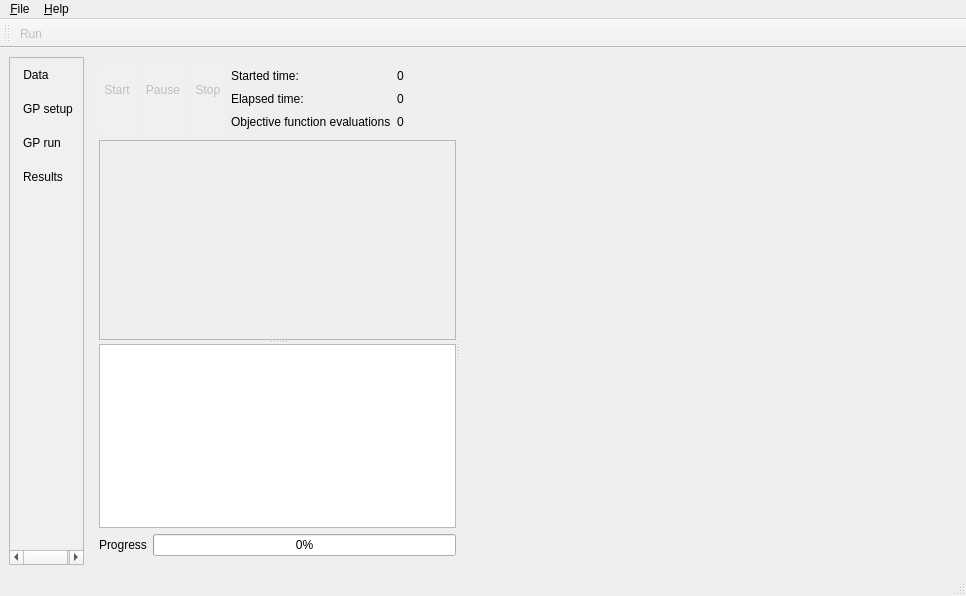
The window that mainwindow.ui (emigdioz/TreeGP) describes before a commit, drawn with Qt 5.
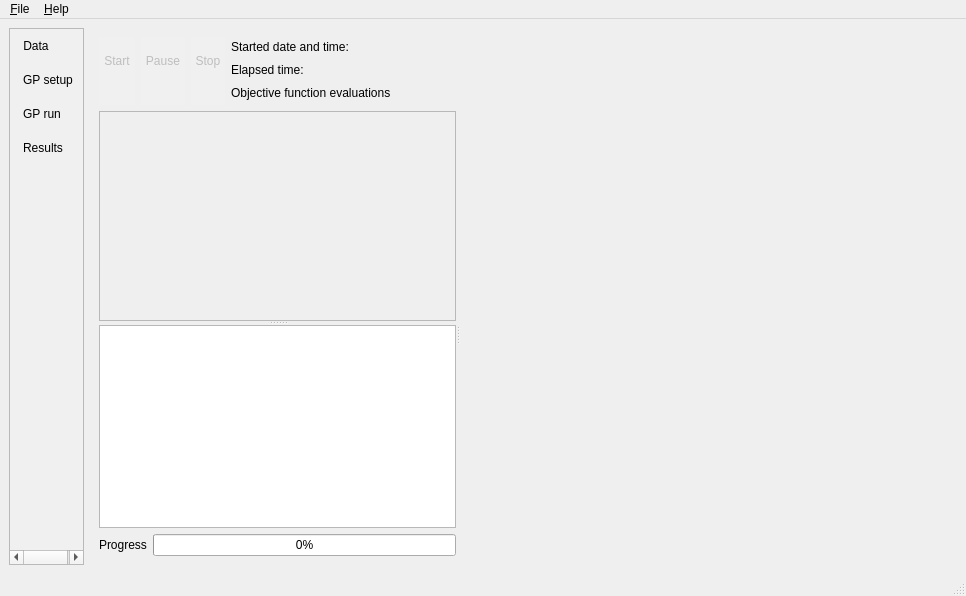
The same window after the commit. Icons and pictures are not drawn. Custom widgets are drawn as their Qt base class.

Diff of the .ui file:
```diff
--- a/mainwindow.ui
+++ b/mainwindow.ui
@@ -780,6 +780,27 @@
                   </property>
                  </widget>
                 </item>
+                <item row="1" column="2">
+                 <widget class="QLabel" name="labelElapsedTime">
+                  <property name="text">
+                   <string/>
+                  </property>
+                 </widget>
+                </item>
+                <item row="0" column="2">
+                 <widget class="QLabel" name="labelStartedTime">
+                  <property name="text">
+                   <string/>
+                  </property>
+                 </widget>
+                </item>
+                <item row="2" column="2">
+                 <widget class="QLabel" name="labelEvalFunc">
+                  <property name="text">
+                   <string/>
+                  </property>
+                 </widget>
+                </item>
                 <item row="1" column="0">
                  <widget class="QLabel" name="label_22">
                   <property name="sizePolicy">
@@ -802,28 +823,14 @@
                    </sizepolicy>
                   </property>
                   <property name="text">
-                   <string>Started time:</string>
+                   <string>Started date and time:</string>
                   </property>
                  </widget>
                 </item>
                 <item row="0" column="1">
                  <widget class="QLabel" name="label_24">
                   <property name="text">
-                   <string>0</string>
-                  </property>
-                 </widget>
-                </item>
-                <item row="1" column="1">
-                 <widget class="QLabel" name="label_25">
-                  <property name="text">
-                   <string>0</string>
-                  </property>
-                 </widget>
-                </item>
-                <item row="2" column="1">
-                 <widget class="QLabel" name="label_26">
-                  <property name="text">
-                   <string>0</string>
+                   <string/>
                   </property>
                  </widget>
                 </item>
@@ -997,18 +1004,6 @@
    <addaction name="menu_Help"/>
   </widget>
   <widget class="QStatusBar" name="statusbar"/>
-  <widget class="QToolBar" name="toolBar">
-   <property name="windowTitle">
-    <string>toolBar</string>
-   </property>
-   <attribute name="toolBarArea">
-    <enum>TopToolBarArea</enum>
-   </attribute>
-   <attribute name="toolBarBreak">
-    <bool>false</bool>
-   </attribute>
-   <addaction name="actionRun"/>
-  </widget>
   <action name="actionE_xit">
    <property name="text">
     <string>E&amp;xit</string>
```
Left out of the diff: 11 changed lines with no effect on the pictures.
